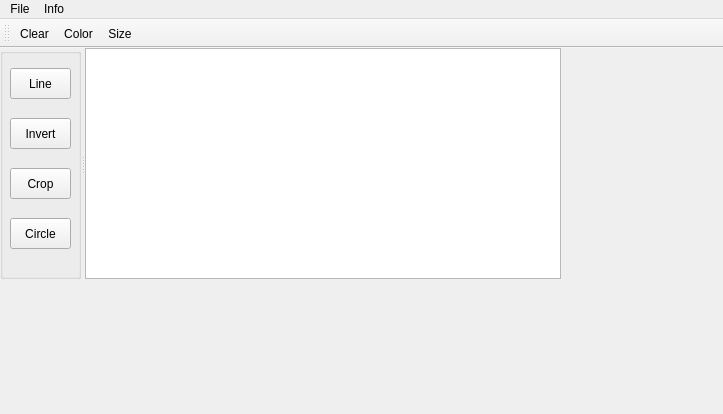
Qt form Painter/mainwindow.ui (SuperSolik/study-cpp-projects) before a commit.
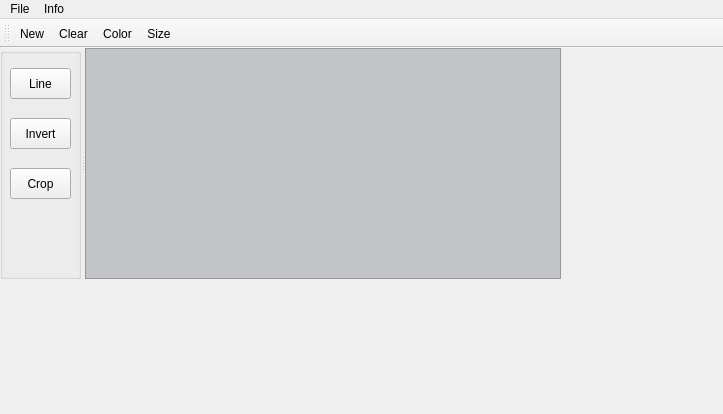
The same form after that commit. Icons and pictures are not drawn.

The edit to the form file:
```diff
--- a/Painter/mainwindow.ui
+++ b/Painter/mainwindow.ui
@@ -23,6 +23,9 @@
    <iconset resource="resources.qrc">
     <normaloff>:/images/icon2.png</normaloff>:/images/icon2.png</iconset>
   </property>
+  <property name="styleSheet">
+   <string notr="true"/>
+  </property>
   <widget class="QWidget" name="centralWidget">
    <widget class="QSplitter" name="splitter">
     <property name="geometry">
@@ -91,19 +94,6 @@
        <string>Crop</string>
       </property>
      </widget>
-     <widget class="QPushButton" name="circleButton">
-      <property name="geometry">
-       <rect>
-        <x>10</x>
-        <y>170</y>
-        <width>61</width>
-        <height>31</height>
-       </rect>
-      </property>
-      <property name="text">
-       <string>Circle</string>
-      </property>
-     </widget>
     </widget>
     <widget class="QGraphicsView" name="graphicsView">
      <property name="minimumSize">
@@ -112,6 +102,11 @@
        <height>100</height>
       </size>
      </property>
+     <property name="styleSheet">
+      <string notr="true">QGraphicsView#graphicsView {
+    background-color: #c2c4c7;
+}</string>
+     </property>
     </widget>
    </widget>
   </widget>
@@ -149,6 +144,7 @@
    <attribute name="toolBarBreak">
     <bool>false</bool>
    </attribute>
+   <addaction name="actionNew"/>
    <addaction name="actionClear"/>
    <addaction name="actionColor"/>
    <addaction name="actionSize"/>
```
